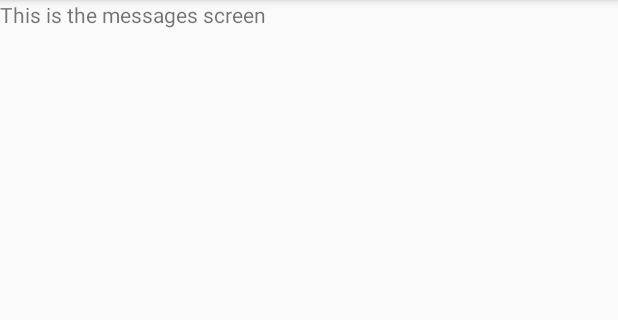
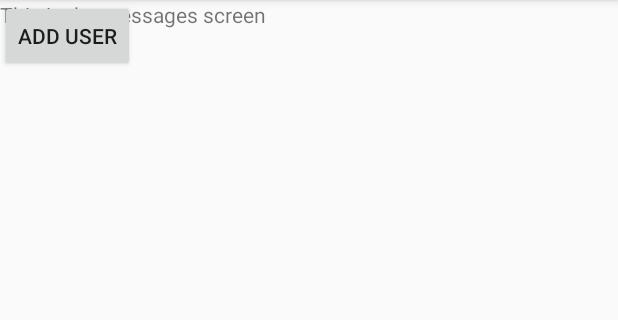
Before and after one commit to reccos0515/SS_4, an Android app: the screen it shows after launch (MainActivity), in the side drawer, after a tap on "Messages", on a phone screen of 412 x 824 dp, the part 84-404 px from its top. Run offline under Robolectric (Android 15) with nearby library versions, the phone set to English and light mode, and no system bars.

Commit message:
Edits to the JSON request tests. Messages is being used as a temporary ui for it

```diff
--- a/app/src/main/java/com/conectar/conectar/JSONRequestTest.java
+++ b/app/src/main/java/com/conectar/conectar/JSONRequestTest.java
@@ -56,10 +56,10 @@ public class JSONRequestTest extends Fragment {
     @Override
     public void onViewCreated(View view, @Nullable Bundle savedInstanceState) {
         super.onViewCreated(view, savedInstanceState);
-        view.findViewById(R.id.JSONrequest).setOnClickListener(new View.OnClickListener(){
+        view.findViewById(R.id.addUserReq).setOnClickListener(new View.OnClickListener(){
             @Override
             public void onClick(View view) {
-               //TODO send request
+               RequestJsonObject.postRequest(getContext(), "");
             }
         });
 
--- a/app/src/main/java/com/conectar/conectar/MessagesFragment.java
+++ b/app/src/main/java/com/conectar/conectar/MessagesFragment.java
@@ -3,6 +3,7 @@ package com.conectar.conectar;
 import android.content.Context;
 import android.net.Uri;
 import android.os.Bundle;
+import android.support.annotation.Nullable;
 import android.support.v4.app.Fragment;
 import android.view.LayoutInflater;
 import android.view.View;
@@ -66,6 +67,17 @@ public class MessagesFragment extends Fragment {
         // Inflate the layout for this fragment
         return inflater.inflate(R.layout.fragment_messages, container, false);
     }
+    @Override
+    public void onViewCreated(View view, @Nullable Bundle savedInstanceState) {
+        super.onViewCreated(view, savedInstanceState);
+        view.findViewById(R.id.addUserReq).setOnClickListener(new View.OnClickListener(){
+            @Override
+            public void onClick(View view) {
+                RequestJsonObject.postRequest(getContext(), "");
+            }
+        });
+
+    }
 
     // TODO: Rename method, update argument and hook method into UI event
     public void onButtonPressed(Uri uri) {
--- a/app/src/main/res/layout/fragment_jsonrequest_test.xml
+++ b/app/src/main/res/layout/fragment_jsonrequest_test.xml
@@ -9,7 +9,7 @@
     <Button
         android:layout_width="wrap_content"
         android:layout_height="wrap_content"
-        android:id="@+id/JSONrequest"
-        android:text="Send request"/>
+        android:id="@+id/addUserReq"
+        android:text="Add user"/>
 
 </FrameLayout>
--- a/app/src/main/res/layout/fragment_messages.xml
+++ b/app/src/main/res/layout/fragment_messages.xml
@@ -9,5 +9,10 @@
         android:layout_width="match_parent"
         android:layout_height="match_parent"
         android:text="This is the messages screen" />
+    <Button
+        android:layout_width="wrap_content"
+        android:layout_height="wrap_content"
+        android:id="@+id/addUserReq"
+        android:text="Add user"/>
 
 </FrameLayout>
```
Also changed, not shown: app/src/main/java/com/conectar/conectar/RequestJsonObject.java (+52 -0 lines).
